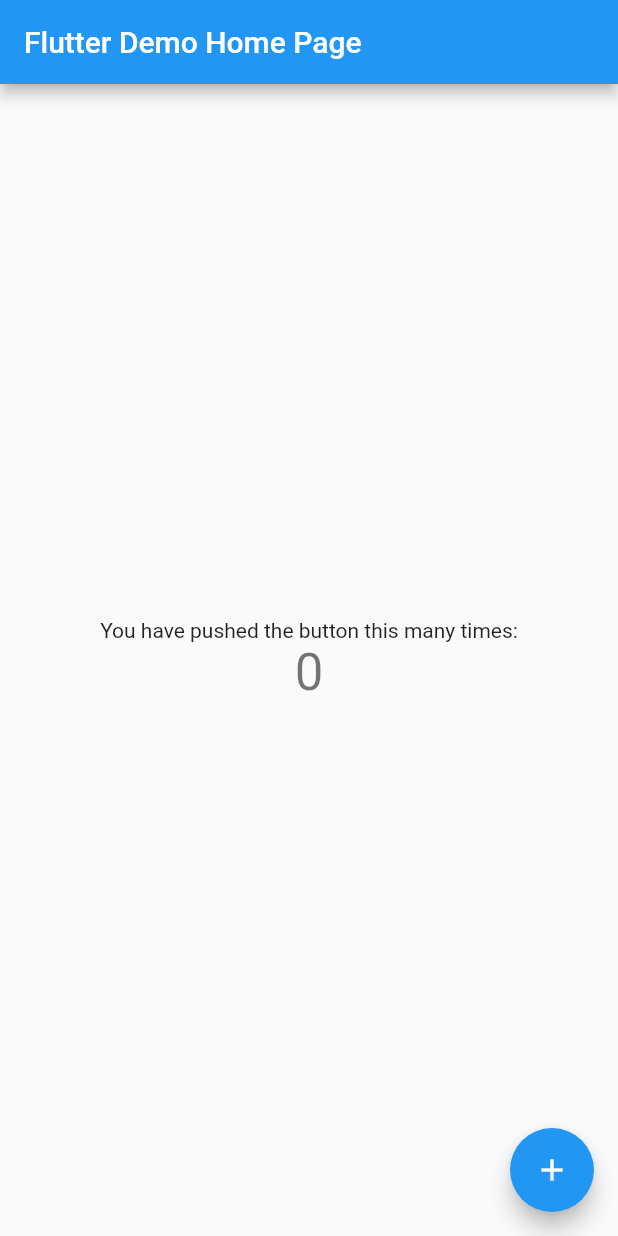
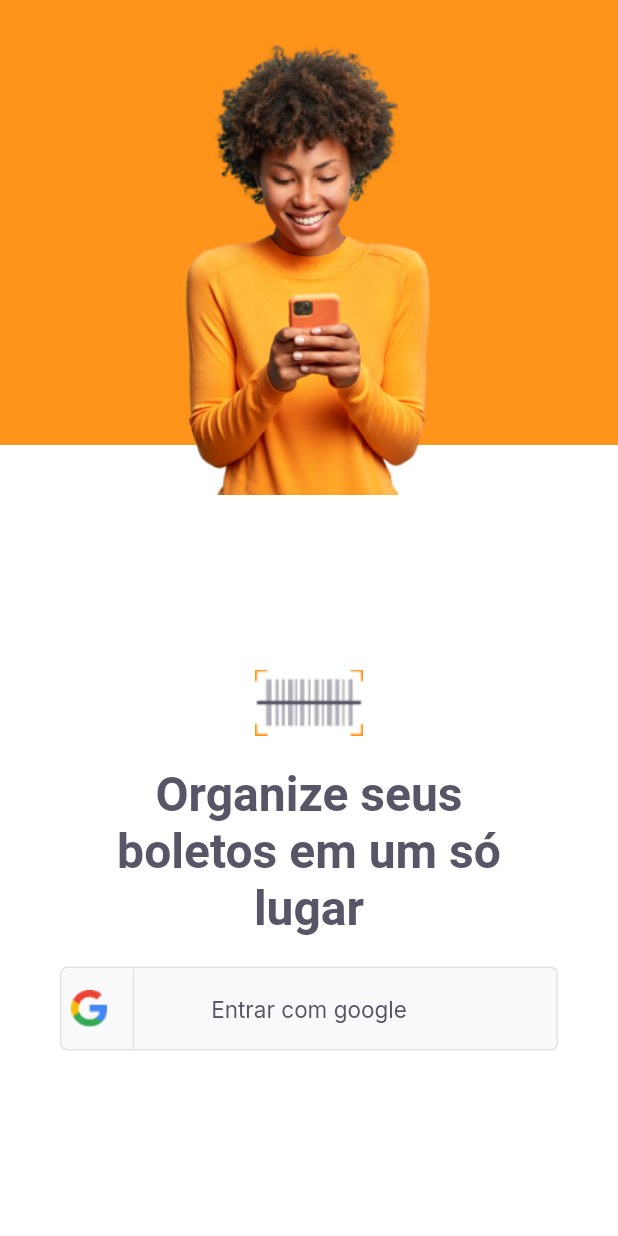
Before and after one commit to CamileBarros/BankoProjetFlutter, a Flutter app: the screen it shows after launch, on a phone screen of 412 x 824 dp. Run offline on Flutter 3.47's test engine with Material 2 defaults, Android fonts, the phone set to English and light mode, and no system bars; our stand-ins replace google_fonts.

Commit message:
Flash Screen, Social Login and  Home Page created

```diff
--- a/lib/main.dart
+++ b/lib/main.dart
@@ -1,115 +1,21 @@
+import 'package:bank_project/modules/login/login_page.dart';
+import 'package:bank_project/modules/splash/splash_page.dart';
+import 'package:bank_project/shared/themes/appcolors.dart';
 import 'package:flutter/material.dart';
 
 void main() {
-  runApp(const MyApp());
+  runApp(AppWidget());
 }
 
-class MyApp extends StatelessWidget {
-  const MyApp({Key? key}) : super(key: key);
+class AppWidget extends StatelessWidget {
+  const AppWidget({Key? key}) : super(key: key);
 
-  // This widget is the root of your application.
   @override
   Widget build(BuildContext context) {
     return MaterialApp(
-      title: 'Flutter Demo',
-      theme: ThemeData(
-        // This is the theme of your application.
-        //
-        // Try running your application with "flutter run". You'll see the
-        // application has a blue toolbar. Then, without quitting the app, try
-        // changing the primarySwatch below to Colors.green and then invoke
-        // "hot reload" (press "r" in the console where you ran "flutter run",
-        // or simply save your changes to "hot reload" in a Flutter IDE).
-        // Notice that the counter didn't reset back to zero; the application
-        // is not restarted.
-        primarySwatch: Colors.blue,
-      ),
-      home: const MyHomePage(title: 'Flutter Demo Home Page'),
+      title: "Bank Project",
+      theme: ThemeData(primaryColor: AppColors.primary),
+      home: LoginPage(),
     );
   }
 }
-
-class MyHomePage extends StatefulWidget {
-  const MyHomePage({Key? key, required this.title}) : super(key: key);
-
-  // This widget is the home page of your application. It is stateful, meaning
-  // that it has a State object (defined below) that contains fields that affect
-  // how it looks.
-
-  // This class is the configuration for the state. It holds the values (in this
-  // case the title) provided by the parent (in this case the App widget) and
-  // used by the build method of the State. Fields in a Widget subclass are
-  // always marked "final".
-
-  final String title;
-
-  @override
-  State<MyHomePage> createState() => _MyHomePageState();
-}
-
-class _MyHomePageState extends State<MyHomePage> {
-  int _counter = 0;
-
-  void _incrementCounter() {
-    setState(() {
-      // This call to setState tells the Flutter framework that something has
-      // changed in this State, which causes it to rerun the build method below
-      // so that the display can reflect the updated values. If we changed
-      // _counter without calling setState(), then the build method would not be
-      // called again, and so nothing would appear to happen.
-      _counter++;
-    });
-  }
-
-  @override
-  Widget build(BuildContext context) {
-    // This method is rerun every time setState is called, for instance as done
-    // by the _incrementCounter method above.
-    //
-    // The Flutter framework has been optimized to make rerunning build methods
-    // fast, so that you can just rebuild anything that needs updating rather
-    // than having to individually change instances of widgets.
-    return Scaffold(
-      appBar: AppBar(
-        // Here we take the value from the MyHomePage object that was created by
-        // the App.build method, and use it to set our appbar title.
-        title: Text(widget.title),
-      ),
-      body: Center(
-        // Center is a layout widget. It takes a single child and positions it
-        // in the middle of the parent.
-        child: Column(
-          // Column is also a layout widget. It takes a list of children and
-          // arranges them vertically. By default, it sizes itself to fit its
-          // children horizontally, and tries to be as tall as its parent.
-          //
-          // Invoke "debug painting" (press "p" in the console, choose the
-          // "Toggle Debug Paint" action from the Flutter Inspector in Android
-          // Studio, or the "Toggle Debug Paint" command in Visual Studio Code)
-          // to see the wireframe for each widget.
-          //
-          // Column has various properties to control how it sizes itself and
-          // how it positions its children. Here we use mainAxisAlignment to
-          // center the children vertically; the main axis here is the vertical
-          // axis because Columns are vertical (the cross axis would be
-          // horizontal).
-          mainAxisAlignment: MainAxisAlignment.center,
-          children: <Widget>[
-            const Text(
-              'You have pushed the button this many times:',
-            ),
-            Text(
-              '$_counter',
-              style: Theme.of(context).textTheme.headline4,
-            ),
-          ],
-        ),
-      ),
-      floatingActionButton: FloatingActionButton(
-        onPressed: _incrementCounter,
-        tooltip: 'Increment',
-        child: const Icon(Icons.add),
-      ), // This trailing comma makes auto-formatting nicer for build methods.
-    );
-  }
-}
--- /dev/null
+++ b/lib/modules/home/home_page.dart
@@ -0,0 +1,14 @@
+import 'package:flutter/material.dart';
+
+class HomePage extends StatelessWidget {
+  const HomePage({Key? key}) : super(key: key);
+
+  @override
+  Widget build(BuildContext context) {
+    return Scaffold(
+      appBar: AppBar(
+        title: Text("HomePage"),
+      ),
+    );
+  }
+}
--- /dev/null
+++ b/lib/modules/login/login_page.dart
@@ -0,0 +1,70 @@
+import 'package:bank_project/shared/themes/app_images.dart';
+import 'package:bank_project/shared/themes/app_text_styles.dart';
+import 'package:bank_project/shared/themes/appcolors.dart';
+import 'package:bank_project/shared/widgets/social_button/social_login.dart';
+import 'package:flutter/material.dart';
+
+class LoginPage extends StatefulWidget {
+  const LoginPage({Key? key}) : super(key: key);
+
+  @override
+  State<LoginPage> createState() => _LoginPageState();
+}
+
+class _LoginPageState extends State<LoginPage> {
+  @override
+  Widget build(BuildContext context) {
+    final size = MediaQuery.of(context).size;
+    return Scaffold(
+      backgroundColor: AppColors.background,
+      body: Container(
+        width: size.width,
+        height: size.height,
+        child: Stack(
+          children: [
+            Container(
+              width: size.width,
+              height: size.height * 0.36,
+              color: AppColors.primary,
+            ),
+            Positioned(
+                top: 30,
+                left: 0,
+                right: 0,
+                child: Image.asset(
+                  AppImages.person,
+                  width: 208,
+                  height: 300,
+                )),
+            Positioned(
+              bottom: size.height * 0.15,
+              left: 0,
+              right: 0,
+              child: Column(
+                mainAxisAlignment: MainAxisAlignment.center,
+                crossAxisAlignment: CrossAxisAlignment.center,
+                children: [
+                  Image.asset(AppImages.logomini),
+                  Padding(
+                    padding:
+                        const EdgeInsets.only(top: 20, left: 70, right: 70),
+                    child: Text('Organize seus boletos em um só lugar',
+                        textAlign: TextAlign.center,
+                        style: TextStyles.titleHome),
+                  ),
+                  Padding(
+                    padding:
+                        const EdgeInsets.only(top: 20, left: 40, right: 40),
+                    child: SocialLoginButton(onTap: () {
+                      print('clicked');
+                    }),
+                  )
+                ],
+              ),
+            ),
+          ],
+        ),
+      ),
+    );
+  }
+}
--- /dev/null
+++ b/lib/modules/splash/splash_page.dart
@@ -0,0 +1,18 @@
+import 'package:bank_project/shared/themes/app_images.dart';
+import 'package:bank_project/shared/themes/appcolors.dart';
+import 'package:flutter/material.dart';
+
+class SplashScreen extends StatelessWidget {
+  const SplashScreen({Key? key}) : super(key: key);
+
+  @override
+  Widget build(BuildContext context) {
+    return Scaffold(
+      backgroundColor: AppColors.background,
+      body: Stack(children: [
+        Center(child: Image.asset(AppImages.union)),
+        Center(child: Image.asset(AppImages.logoFull)),
+      ]),
+    );
+  }
+}
--- /dev/null
+++ b/lib/shared/themes/app_images.dart
@@ -0,0 +1,7 @@
+class AppImages {
+  static const logoFull = "assets/images/logofull.png";
+  static const logomini = "assets/images/logomini.png";
+  static const union = "assets/images/union.png";
+  static const person = "assets/images/person.png";
+  static const google = "assets/images/google.png";
+}
--- /dev/null
+++ b/lib/shared/themes/app_text_styles.dart
@@ -0,0 +1,111 @@
+import 'package:bank_project/shared/themes/appcolors.dart';
+import 'package:flutter/material.dart';
+import 'package:google_fonts/google_fonts.dart';
+
+class TextStyles {
+  static final titleHome = GoogleFonts.lexendDeca(
+    fontSize: 32,
+    fontWeight: FontWeight.w600,
+    color: AppColors.heading,
+  );
+  static final titleRegular = GoogleFonts.lexendDeca(
+    fontSize: 20,
+    fontWeight: FontWeight.w400,
+    color: AppColors.heading,
+  );
+  static final titleBoldHeading = GoogleFonts.lexendDeca(
+    fontSize: 20,
+    fontWeight: FontWeight.w600,
+    color: AppColors.heading,
+  );
+  static final titleBoldBackground = GoogleFonts.lexendDeca(
+    fontSize: 20,
+    fontWeight: FontWeight.w600,
+    color: AppColors.background,
+  );
+  static final titleListTile = GoogleFonts.lexendDeca(
+    fontSize: 17,
+    fontWeight: FontWeight.w600,
+    color: AppColors.heading,
+  );
+  static final trailingRegular = GoogleFonts.lexendDeca(
+    fontSize: 16,
+    fontWeight: FontWeight.w400,
+    color: AppColors.heading,
+  );
+  static final trailingBold = GoogleFonts.lexendDeca(
+    fontSize: 16,
+    fontWeight: FontWeight.w600,
+    color: AppColors.heading,
+  );
+  static final buttonPrimary = GoogleFonts.inter(
+    fontSize: 15,
+    fontWeight: FontWeight.w400,
+    color: AppColors.primary,
+  );
+  static final buttonHeading = GoogleFonts.inter(
+    fontSize: 15,
+    fontWeight: FontWeight.w400,
+    color: AppColors.heading,
+  );
+  static final buttonGray = GoogleFonts.inter(
+    fontSize: 15,
+    fontWeight: FontWeight.w400,
+    color: AppColors.grey,
+  );
+  static final buttonBackground = GoogleFonts.inter(
+    fontSize: 15,
+    fontWeight: FontWeight.w400,
+    color: AppColors.background,
+  );
+  static final buttonBoldPrimary = GoogleFonts.inter(
+    fontSize: 15,
+    fontWeight: FontWeight.w700,
+    color: AppColors.primary,
+  );
+  static final buttonBoldHeading = GoogleFonts.inter(
+    fontSize: 15,
+    fontWeight: FontWeight.w700,
+    color: AppColors.heading,
+  );
+  static final buttonBoldGray = GoogleFonts.inter(
+    fontSize: 15,
+    fontWeight: FontWeight.w700,
+    color: AppColors.grey,
+  );
+  static final buttonBoldBackground = GoogleFonts.inter(
+    fontSize: 15,
+    fontWeight: FontWeight.w700,
+    color: AppColors.background,
+  );
+  static final captionBackground = GoogleFonts.lexendDeca(
+    fontSize: 13,
+    fontWeight: FontWeight.w400,
+    color: AppColors.background,
+  );
+  static final captionShape = GoogleFonts.lexendDeca(
+    fontSize: 13,
+    fontWeight: FontWeight.w400,
+    color: AppColors.shape,
+  );
+  static final captionBody = GoogleFonts.lexendDeca(
+    fontSize: 13,
+    fontWeight: FontWeight.w400,
+    color: AppColors.body,
+  );
+  static final captionBoldBackground = GoogleFonts.lexendDeca(
+    fontSize: 13,
+    fontWeight: FontWeight.w600,
+    color: AppColors.background,
+  );
+  static final captionBoldShape = GoogleFonts.lexendDeca(
+    fontSize: 13,
+    fontWeight: FontWeight.w600,
+    color: AppColors.shape,
+  );
+  static final captionBoldBody = GoogleFonts.lexendDeca(
+    fontSize: 13,
+    fontWeight: FontWeight.w600,
+    color: AppColors.body,
+  );
+}
--- /dev/null
+++ b/lib/shared/widgets/social_button/social_login.dart
@@ -0,0 +1,45 @@
+import 'package:bank_project/shared/themes/app_images.dart';
+import 'package:bank_project/shared/themes/app_text_styles.dart';
+import 'package:bank_project/shared/themes/appcolors.dart';
+import 'package:flutter/material.dart';
+
+class SocialLoginButton extends StatelessWidget {
+  const SocialLoginButton({Key? key}) : super(key: key);
+
+  @override
+  Widget build(BuildContext context) {
+    return Container(
+      height: 56,
+      decoration: BoxDecoration(
+          color: AppColors.shape,
+          borderRadius: BorderRadius.circular(5),
+          border: Border.fromBorderSide(BorderSide(color: AppColors.stroke))),
+      child: Row(children: [
+        Expanded(
+            flex: 1,
+            child: Row(
+              mainAxisAlignment: MainAxisAlignment.center,
+              children: [
+                Image.asset(AppImages.google),
+                SizedBox(width: 17),
+                Container(
+                  height: 56,
+                  width: 1,
+                  color: AppColors.stroke,
+                )
+              ],
+            )),
+        Expanded(
+          flex: 4,
+          child: Row(
+            mainAxisAlignment: MainAxisAlignment.center,
+            children: [
+              Text("Entrar com google", style: TextStyles.buttonGray),
+            ],
+          ),
+        ),
+        Expanded(child: Container())
+      ]),
+    );
+  }
+}
```
Also changed, not shown: pubspec.yaml (+4 -3 lines), assets/images/google.png (added), assets/images/logofull.png (added), assets/images/logomini.png (added), assets/images/person.png (added), assets/images/union.png (added), pubspec.lock, 3 other files.
